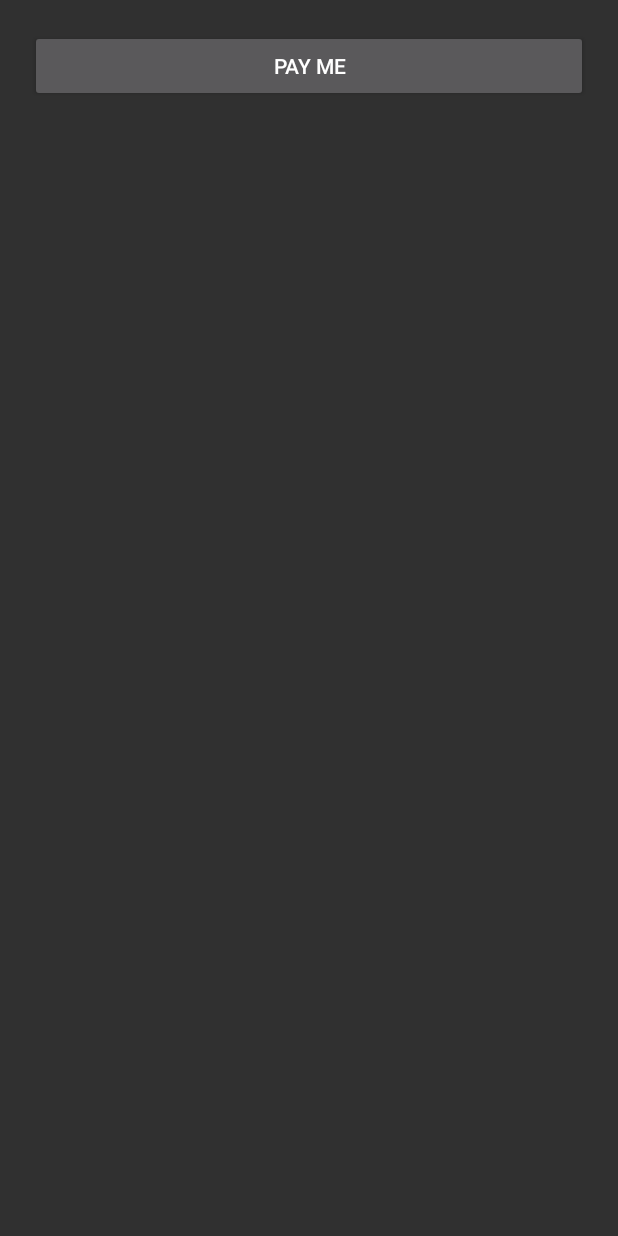
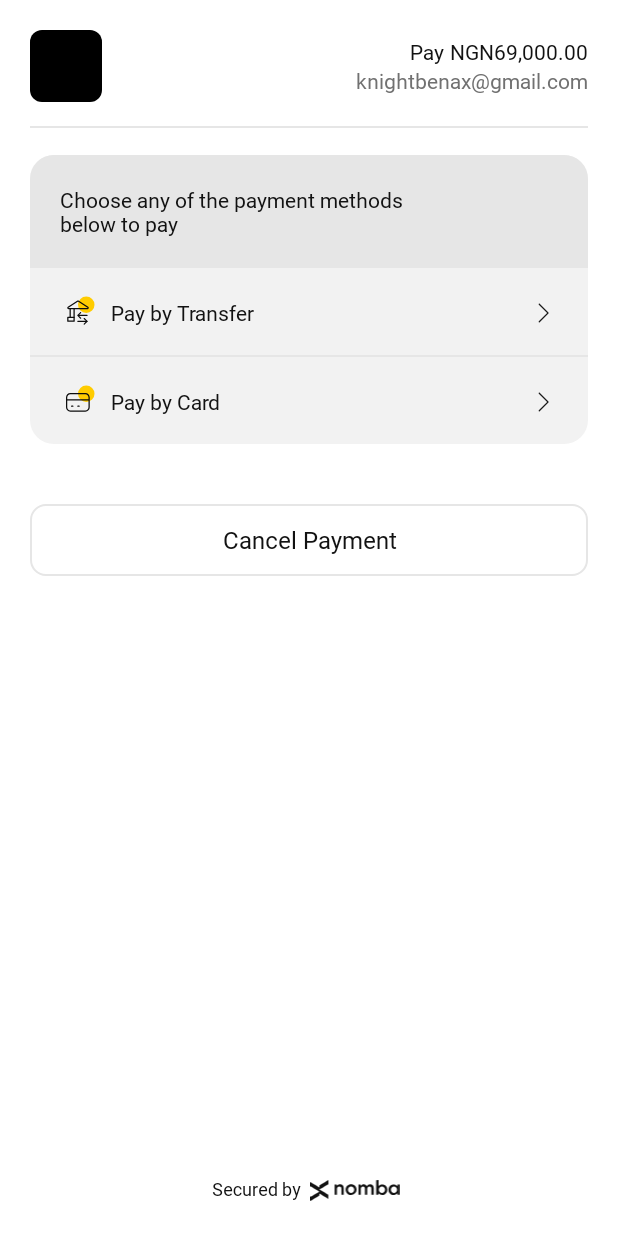
Before and after one commit to kudi-inc/nomba-android-sdk, an Android app built with Jetpack Compose: the screen it shows after launch (MainActivity), after a tap on "PAY ME", on a phone screen of 412 x 824 dp. Run offline under Robolectric (Android 15) with nearby library versions, the phone set to English and light mode, and no system bars.

Commit message:
Singleton Established
Screenshot In
Singleton Working in sample app
Transfer View

```diff
--- a/app/src/main/java/com/nomba/pilgrim/MainActivity.kt
+++ b/app/src/main/java/com/nomba/pilgrim/MainActivity.kt
@@ -22,8 +22,10 @@ class MainActivity : AppCompatActivity() {
 //        }
 
         val button = findViewById<Button>(R.id.sample_pay_button)
-        val main = findViewById<LinearLayout>(R.id.main)
+        val main = findViewById<ConstraintLayout>(R.id.main)
         val nombaManager = NombaManager.getInstance(this, "", main)
+        nombaManager.paymentAmount = 69000.0
+        nombaManager.customerEmail = "knightbenax@gmail.com"
 
         button.setOnClickListener {
             nombaManager.showPaymentView()
--- a/app/src/main/res/layout/activity_main.xml
+++ b/app/src/main/res/layout/activity_main.xml
@@ -1,20 +1,22 @@
 <?xml version="1.0" encoding="utf-8"?>
-<LinearLayout xmlns:android="http://schemas.android.com/apk/res/android"
+<androidx.constraintlayout.widget.ConstraintLayout xmlns:android="http://schemas.android.com/apk/res/android"
     xmlns:app="http://schemas.android.com/apk/res-auto"
     xmlns:tools="http://schemas.android.com/tools"
     android:id="@+id/main"
+    android:orientation="vertical"
     android:layout_width="match_parent"
     android:layout_height="match_parent"
-    android:padding="@dimen/size_20"
+
     tools:context=".MainActivity">
 
     <Button
         android:layout_width="match_parent"
         android:text="@string/pay_me"
+        android:layout_margin="@dimen/size_20"
         android:id="@+id/sample_pay_button"
         app:layout_constraintBottom_toBottomOf="parent"
         android:layout_marginBottom="@dimen/size_20"
         android:layout_height="wrap_content"/>
 
 
-</LinearLayout>
+</androidx.constraintlayout.widget.ConstraintLayout>
--- a/wraith/src/main/java/com/nomba/wraith/core/NombaManager.kt
+++ b/wraith/src/main/java/com/nomba/wraith/core/NombaManager.kt
@@ -6,26 +6,32 @@ import android.util.Log
 import android.view.LayoutInflater
 import android.view.View
 import android.view.ViewGroup
+import androidx.constraintlayout.widget.ConstraintLayout
 import com.nomba.wraith.databinding.MainViewBinding
 import com.nomba.wraith.ui.shelters.PaymentOptionsShelter
 import java.lang.ref.WeakReference
+import java.text.NumberFormat
+import java.util.Currency
 
 // pass the activity and parentGroup as weakreferences to avoid memory leak
-open class NombaManager private constructor (private var activity: WeakReference<Activity>, var clientKey: String, private var parentGroup: WeakReference<ViewGroup>) {
+open class NombaManager private constructor (private var activity: WeakReference<Activity>, var clientKey: String, private var parentGroup: WeakReference<ConstraintLayout>) {
 
     init {
+        setUpMainPaymentView()
         createAllShelters()
+        setOnClickListeners()
     }
+
+    private val format: NumberFormat = NumberFormat.getCurrencyInstance()
+    var paymentAmount : Double = 0.0
+    var customerEmail : String = "customer-email@gmail.com"
 
     companion object {
         @Volatile
         private var instance: NombaManager? = null
 
-        init {
-
-        }
         @Synchronized
-        fun getInstance(activity: Activity, clientKey: String, parentGroup: ViewGroup): NombaManager {
+        fun getInstance(activity: Activity, clientKey: String, parentGroup: ConstraintLayout): NombaManager {
             if (instance == null) {
                 instance = NombaManager(WeakReference(activity), clientKey, WeakReference(parentGroup))
             }
@@ -36,40 +42,51 @@ open class NombaManager private constructor (private var activity: WeakReference
 
     //private lateinit var clientKey : String
     private lateinit var activityMainViewBinding : MainViewBinding
-
     private lateinit var paymentOptionsShelter: PaymentOptionsShelter
 
-
-    //open fun shared(activity: Activity, clientKey: String, parentGroup: ViewGroup) = NombaManager(activity, clientKey, parentGroup)
-
     private fun createAllShelters(){
-        val inflater: LayoutInflater = LayoutInflater.from(activity.get()).context.getSystemService(Context.LAYOUT_INFLATER_SERVICE) as LayoutInflater
-        activityMainViewBinding = MainViewBinding.inflate(inflater)
-        activityMainViewBinding.root.visibility = View.GONE
-        parentGroup.get()?.addView(activityMainViewBinding.root)
-
         paymentOptionsShelter = PaymentOptionsShelter(activityMainViewBinding.paymentOptions)
     }
 
+    private fun setUpMainPaymentView()  {
+        val inflater: LayoutInflater = LayoutInflater.from(activity.get()).context.getSystemService(Context.LAYOUT_INFLATER_SERVICE) as LayoutInflater
+        activityMainViewBinding = MainViewBinding.inflate(inflater)
+        activityMainViewBinding.root.layoutParams = ConstraintLayout.LayoutParams(ConstraintLayout.LayoutParams.MATCH_PARENT,  ConstraintLayout.LayoutParams.MATCH_PARENT)
+        activityMainViewBinding.root.visibility = View.GONE
+        activityMainViewBinding.root.setOnApplyWindowInsetsListener { _, windowInsets ->
+            val statusBarSize = windowInsets.systemWindowInsetTop
+            val navBarSize = windowInsets.systemWindowInsetBottom
+            val param = activityMainViewBinding.topView.layoutParams as ViewGroup.MarginLayoutParams
+            param.setMargins(0, statusBarSize,0, 0)
+            activityMainViewBinding.topView.layoutParams = param
+
+            val bottomParam = activityMainViewBinding.attribution.layoutParams as ViewGroup.MarginLayoutParams
+            bottomParam.setMargins(0, 0,0, navBarSize)
+            activityMainViewBinding.attribution.layoutParams = bottomParam
+            windowInsets
+        }
+        parentGroup.get()?.addView(activityMainViewBinding.root)
+    }
+
     fun showPaymentView(){
+        setPaymentValues()
         paymentOptionsShelter.showShelter()
         activityMainViewBinding.root.visibility = View.VISIBLE
-        Log.e("Yess", "Balls")
+        Log.e("Wraith by Nomba", "Show Payment View")
+    }
+
+    private fun setOnClickListeners(){
+        activityMainViewBinding.paymentOptions.payByTransferButton.setOnClickListener {
+            paymentOptionsShelter.hideShelter()
+        }
+    }
+
+    private fun setPaymentValues(){
+        format.maximumFractionDigits = 2
+        format.currency = Currency.getInstance("NGN")
+        activityMainViewBinding.amountLabel.text = format.format(paymentAmount)
+        activityMainViewBinding.emailLabel.text = customerEmail
     }
 
 
 }
-
-
-//class Singleton {
-//    companion object {
-//        private var instance: NombaManager? = null
-//        fun getInstance(activity: Activity, clientKey: String, parentGroup: ViewGroup): NombaManager {
-//            if (instance == null) {
-//                instance = NombaManager(activity, clientKey, parentGroup)
-//            }
-//
-//            return instance!!
-//        }
-//    }
-//}
--- a/wraith/src/main/java/com/nomba/wraith/core/Shelter.kt
+++ b/wraith/src/main/java/com/nomba/wraith/core/Shelter.kt
@@ -7,13 +7,9 @@ import androidx.viewbinding.ViewBinding
 ///The Shelter Architecture is a lightweight model I created and use
 ///to easily manage the handling of UI elements on screens without
 ///having to resort to fragments or activities, hereby preserving context
-open class Shelter {
+open class Shelter(layout: ViewBinding) {
 
-    var layout_data_binding : ViewBinding
-
-    constructor(layout: ViewBinding){
-        this.layout_data_binding = layout
-    }
+    var layout_data_binding : ViewBinding = layout
 
     open fun showShelter(){
         layout().root.requestFocus()
--- a/wraith/src/main/res/drawable/payment_actions_bg.xml
+++ b/wraith/src/main/res/drawable/payment_actions_bg.xml
@@ -5,7 +5,7 @@
     </solid>
 
     <corners
-        android:radius="@dimen/size_10"   >
+        android:radius="@dimen/size_16"   >
     </corners>
 
 
--- a/wraith/src/main/res/drawable/payment_text_action_bg.xml
+++ b/wraith/src/main/res/drawable/payment_text_action_bg.xml
@@ -7,8 +7,8 @@
 
     <corners
         android:radius="1dp"
-        android:topLeftRadius="@dimen/size_10"
-        android:topRightRadius="@dimen/size_10"
+        android:topLeftRadius="@dimen/size_16"
+        android:topRightRadius="@dimen/size_16"
         android:bottomLeftRadius="0dp"
         android:bottomRightRadius="0dp"/>
 
--- a/wraith/src/main/res/layout/main_view.xml
+++ b/wraith/src/main/res/layout/main_view.xml
@@ -4,6 +4,7 @@
     xmlns:tools="http://schemas.android.com/tools"
     xmlns:app="http://schemas.android.com/apk/res-auto"
     android:layout_width="match_parent"
+    android:translationZ="@dimen/size_1400"
     android:background="@color/paymentBackground"
     android:layout_height="match_parent"
     android:padding="@dimen/size_20">
@@ -47,6 +48,7 @@
                 <TextView
                     android:layout_width="wrap_content"
                     android:text="₦ 80,400.00"
+                    android:id="@+id/amount_label"
                     android:textColor="@color/mainText"
                     android:fontFamily="@font/inter_black"
                     android:layout_height="wrap_content"/>
@@ -55,6 +57,7 @@
                 android:layout_width="wrap_content"
                 android:fontFamily="@font/inter_regular"
                 android:textColor="@color/secondaryText"
+                android:id="@+id/email_label"
                 android:text="@string/customer_email_gmail_com"
                 android:layout_height="wrap_content"/>
 
@@ -78,7 +81,9 @@
         android:fontFamily="@font/inter_medium"
         android:padding="@dimen/size_10"
         android:textColor="@color/mainText"
+        style="?android:attr/borderlessButtonStyle"
         android:textSize="@dimen/font_16"
+        android:textAllCaps="false"
         android:gravity="center"
         android:text="@string/cancel_payment"
         android:layout_height="wrap_content"/>
@@ -87,6 +92,7 @@
         android:layout_width="match_parent"
         android:orientation="horizontal"
         android:gravity="center"
+        android:id="@+id/attribution"
         app:layout_constraintBottom_toBottomOf="parent"
         android:layout_height="wrap_content"
         tools:ignore="UseCompoundDrawables">
--- a/wraith/src/main/res/layout/payment_options_view.xml
+++ b/wraith/src/main/res/layout/payment_options_view.xml
@@ -3,16 +3,21 @@
     android:layout_width="match_parent"
     xmlns:android="http://schemas.android.com/apk/res/android"
     xmlns:app="http://schemas.android.com/apk/res-auto"
-    xmlns:tools="http://schemas.android.com/tools"
-    android:layout_marginTop="@dimen/size_18"
-    android:background="@drawable/bordertop"
-    android:paddingTop="@dimen/size_18"
     android:layout_height="wrap_content">
+
+    <View
+        android:layout_width="match_parent"
+        android:background="@color/neutral_two"
+        app:layout_constraintTop_toTopOf="parent"
+        android:id="@+id/line"
+
+        android:layout_height="1dp" />
 
     <LinearLayout
         android:layout_width="match_parent"
         android:orientation="vertical"
-        app:layout_constraintTop_toTopOf="parent"
+        android:layout_marginTop="@dimen/size_18"
+        app:layout_constraintTop_toBottomOf="@id/line"
         android:background="@drawable/payment_actions_bg"
         android:layout_height="wrap_content">
 
@@ -31,8 +36,13 @@
             android:paddingStart="@dimen/size_20"
             android:paddingEnd="@dimen/size_20"
             android:text="@string/pay_by_transfer"
+            android:id="@+id/pay_by_transfer_button"
+            android:stateListAnimator="@null"
+            style="?android:attr/borderlessButtonStyle"
+            android:textAllCaps="false"
             android:fontFamily="@font/inter_medium"
             android:drawablePadding="@dimen/size_10"
+            android:gravity="left|center_vertical"
             android:drawableStart="@drawable/bank_transfer"
             android:drawableEnd="@drawable/chevron_right"
             android:textColor="@color/mainText"
@@ -49,7 +59,12 @@
             android:paddingBottom="@dimen/size_16"
             android:paddingStart="@dimen/size_20"
             android:paddingEnd="@dimen/size_20"
+            android:id="@+id/pay_by_card_button"
+            android:textAllCaps="false"
+            android:stateListAnimator="@null"
+            android:gravity="left|center_vertical"
             android:drawableEnd="@drawable/chevron_right"
+            style="?android:attr/borderlessButtonStyle"
             android:text="@string/pay_by_card"
             android:drawableStart="@drawable/atm_card"
             android:drawablePadding="@dimen/size_10"
--- a/wraith/src/main/res/values/colors.xml
+++ b/wraith/src/main/res/values/colors.xml
@@ -6,7 +6,10 @@
     <color name="secondaryText">#717171</color>
     <color name="borderColor">#EEEEEE</color>
     <color name="borderTetriary">#E6E6E6</color>
+    <color name="blue_two">#CCDDFF</color>
     <color name="black">#000000</color>
+    <color name="neutral_eight">#4D4D4D</color>
+    <color name="neutral_ten">#1A1A1A</color>
     <color name="neutral_one">#F2F2F2</color>
     <color name="neutral_two">#E6E6E6</color>
 
--- a/wraith/src/main/res/values/dimens.xml
+++ b/wraith/src/main/res/values/dimens.xml
@@ -25,7 +25,9 @@
     <dimen name="size_48">48dp</dimen>
     <dimen name="size_120">120dp</dimen>
     <dimen name="size_140">140dp</dimen>
+    <dimen name="size_1400">1400dp</dimen>
 
+    <dimen name="font_10">10sp</dimen>
     <dimen name="font_12">12sp</dimen>
     <dimen name="font_14">14sp</dimen>
     <dimen name="font_16">16sp</dimen>
--- a/wraith/src/main/res/values/strings.xml
+++ b/wraith/src/main/res/values/strings.xml
@@ -8,4 +8,8 @@
     <string name="pay_by_transfer">Pay by Transfer</string>
     <string name="pay_by_card">Pay by Card</string>
     <string name="cancel_payment">Cancel Payment</string>
+    <string name="transfer_to_account_details_below">Transfer to account details below</string>
+    <string name="account_number">Account Number</string>
+    <string name="_98762371891">98762371891</string>
+    <string name="copy">COPY</string>
 </resources>
```
Also changed, not shown: wraith/src/main/res/drawable/blue_border_bg.xml (added, +17 -0 lines), wraith/src/main/res/layout/transfer_view.xml (added, +105 -0 lines), 1 other file.
